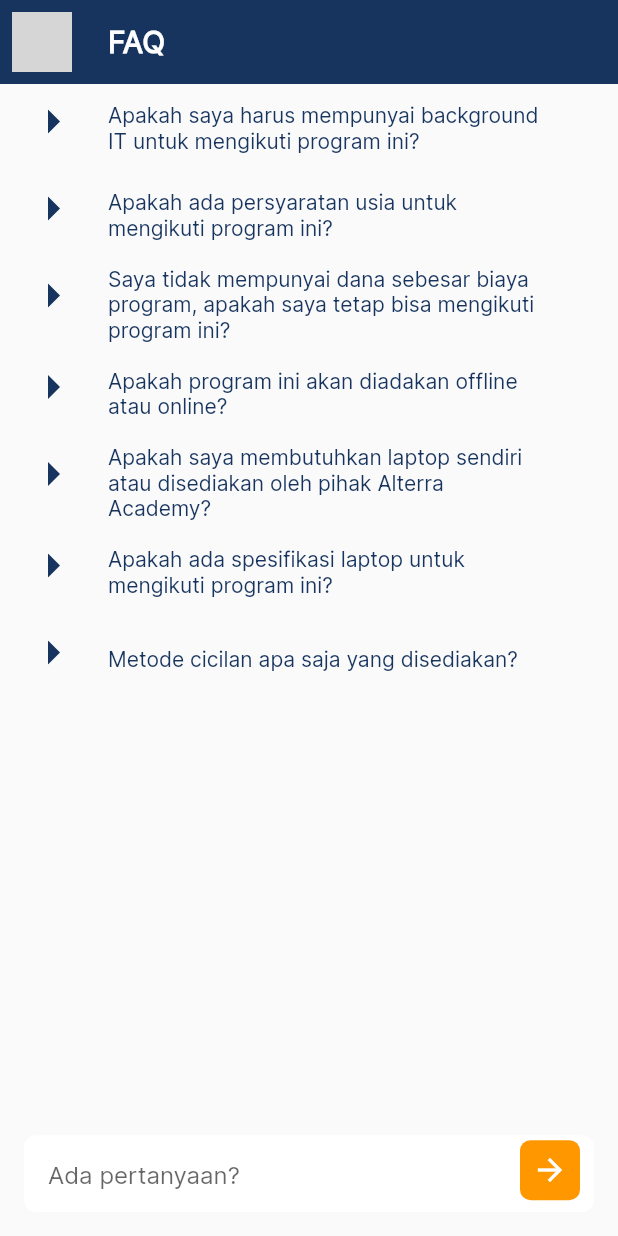
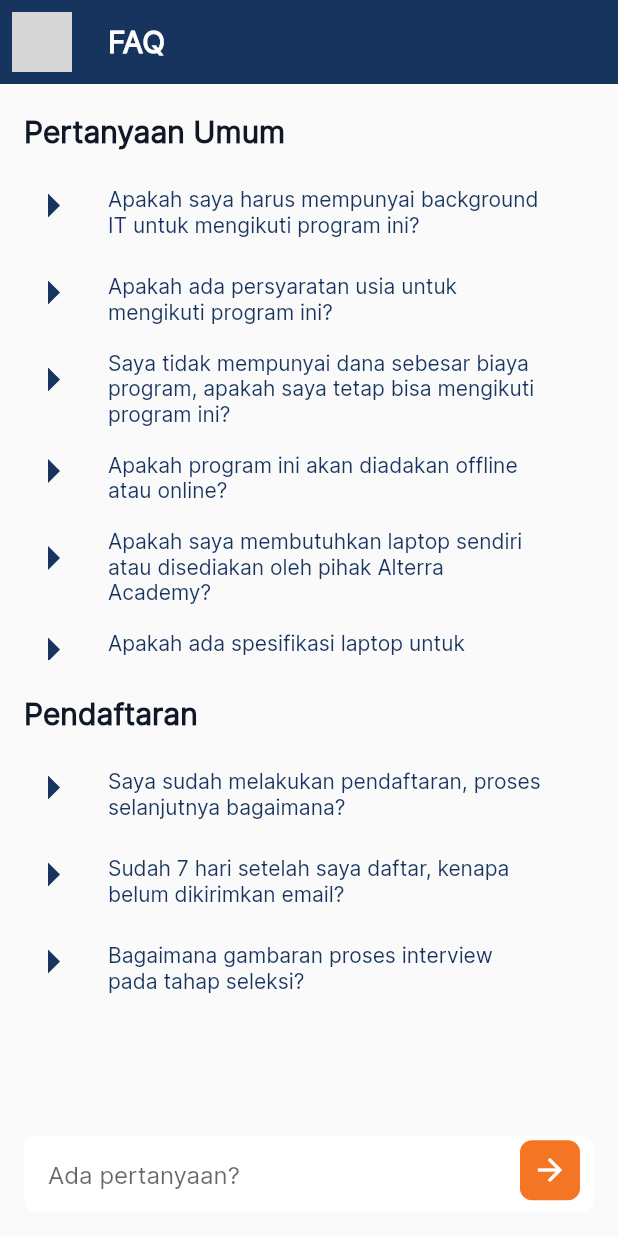
Before and after one commit to dhikaz007/flutter_alterra_app, a Flutter app: the FaqPage screen opened directly, on a phone screen of 412 x 824 dp. Run offline on Flutter 3.47's test engine with Material 2 defaults, Android fonts, the phone set to English and light mode, and no system bars; our stand-ins replace flutter_svg; grey boxes are pictures that could not be loaded.

```diff
--- a/lib/feature/home/faq_page/view/ui/faq_page.dart
+++ b/lib/feature/home/faq_page/view/ui/faq_page.dart
@@ -1,5 +1,4 @@
 import 'package:flutter/material.dart';
-
 
 import 'widget/faq_tile_widget.dart';
 
@@ -27,8 +26,20 @@ class FaqPage extends StatelessWidget {
           left: AltaSpacing.space16,
           right: AltaSpacing.space16,
         ),
+        child: Column(
+          children: [
+            Expanded(
               child: ListView(
+                physics: const BouncingScrollPhysics(),
                 children: [
+                  const SizedBox(height: AltaSpacing.space20),
+                  AltaText(
+                    context: context,
+                    text: 'Pertanyaan Umum',
+                    style: AltaTextStyle.headlineH2,
+                    color: AltaColor.black,
+                  ),
+                  const SizedBox(height: AltaSpacing.space12),
                   FaqTileWidget(
                     title: AltaText(
                       context: context,
@@ -80,7 +91,8 @@ class FaqPage extends StatelessWidget {
                   FaqTileWidget(
                     title: AltaText(
                       context: context,
-                text: 'Apakah program ini akan diadakan offline atau online?',
+                      text:
+                          'Apakah program ini akan diadakan offline atau online?',
                       style: AltaTextStyle.bodyH1,
                       color: AltaColor.darkBlue,
                     ),
@@ -138,6 +150,69 @@ class FaqPage extends StatelessWidget {
                 ],
               ),
             ),
+            Expanded(
+              child: ListView(
+                physics: const BouncingScrollPhysics(),
+                children: [
+                  const SizedBox(height: AltaSpacing.space24),
+                  AltaText(
+                    context: context,
+                    text: 'Pendaftaran',
+                    style: AltaTextStyle.headlineH2,
+                    color: AltaColor.black,
+                  ),
+                  const SizedBox(height: AltaSpacing.space12),
+                  FaqTileWidget(
+                    title: AltaText(
+                      context: context,
+                      text:
+                          'Saya sudah melakukan pendaftaran, proses selanjutnya bagaimana?',
+                      style: AltaTextStyle.bodyH1,
+                      color: AltaColor.darkBlue,
+                    ),
+                    content: AltaText(
+                      context: context,
+                      text: 'content',
+                      style: AltaTextStyle.bodyH2,
+                      color: AltaColor.darkGray,
+                    ),
+                  ),
+                  FaqTileWidget(
+                    title: AltaText(
+                      context: context,
+                      text:
+                          'Sudah 7 hari setelah saya daftar, kenapa belum dikirimkan email?',
+                      style: AltaTextStyle.bodyH1,
+                      color: AltaColor.darkBlue,
+                    ),
+                    content: AltaText(
+                      context: context,
+                      text: 'content',
+                      style: AltaTextStyle.bodyH2,
+                      color: AltaColor.darkGray,
+                    ),
+                  ),
+                  FaqTileWidget(
+                    title: AltaText(
+                      context: context,
+                      text:
+                          'Bagaimana gambaran proses interview pada tahap seleksi?',
+                      style: AltaTextStyle.bodyH1,
+                      color: AltaColor.darkBlue,
+                    ),
+                    content: AltaText(
+                      context: context,
+                      text: 'content',
+                      style: AltaTextStyle.bodyH2,
+                      color: AltaColor.darkGray,
+                    ),
+                  ),
+                ],
+              ),
+            ),
+          ],
+        ),
+      ),
       floatingActionButton: Padding(
         padding: const EdgeInsets.only(left: AltaSpacing.space8),
         child: Stack(
@@ -151,14 +226,16 @@ class FaqPage extends StatelessWidget {
                     contentPadding: const EdgeInsets.all(AltaSpacing.space16),
                     focusedBorder: OutlineInputBorder(
                       borderSide: BorderSide.none,
-                      borderRadius: BorderRadius.circular(AltaBorderRadius.radius8),
+                      borderRadius:
+                          BorderRadius.circular(AltaBorderRadius.radius8),
                     ),
                     filled: true,
-                    fillColor: Colors.white,
+                    fillColor: AltaColor.white,
                     hintText: 'Ada pertanyaan?',
                     border: OutlineInputBorder(
                       borderSide: BorderSide.none,
-                      borderRadius: BorderRadius.circular(AltaBorderRadius.radius8),
+                      borderRadius:
+                          BorderRadius.circular(AltaBorderRadius.radius8),
                     ),
                   ),
                 ),
@@ -170,8 +247,9 @@ class FaqPage extends StatelessWidget {
                 elevation: 0,
                 onPressed: () => debugPrint('TAPPED'),
                 shape: RoundedRectangleBorder(
-                    borderRadius: BorderRadius.circular(7)),
-                backgroundColor: Colors.orange,
+                  borderRadius: BorderRadius.circular(AltaBorderRadius.radius8),
+                ),
+                backgroundColor: AltaColor.tangerine,
                 child: const Icon(Icons.arrow_forward),
               ),
             ),
--- a/lib/main.dart
+++ b/lib/main.dart
@@ -1,4 +1,5 @@
 import 'package:flutter/material.dart';
+import 'package:flutter_alterra_app/feature/home/faq_page/view/ui/faq_page.dart';
 
 import 'feature/auth/login/view/ui/splash_page.dart';
 
@@ -16,7 +17,7 @@ class MyApp extends StatelessWidget {
       theme: ThemeData(
         fontFamily: 'Inter',
       ),
-      home: const SplashPage(),
+      home: const FaqPage(),
     );
   }
 }
```
Lines whose indentation alone changed are shown as unchanged.
